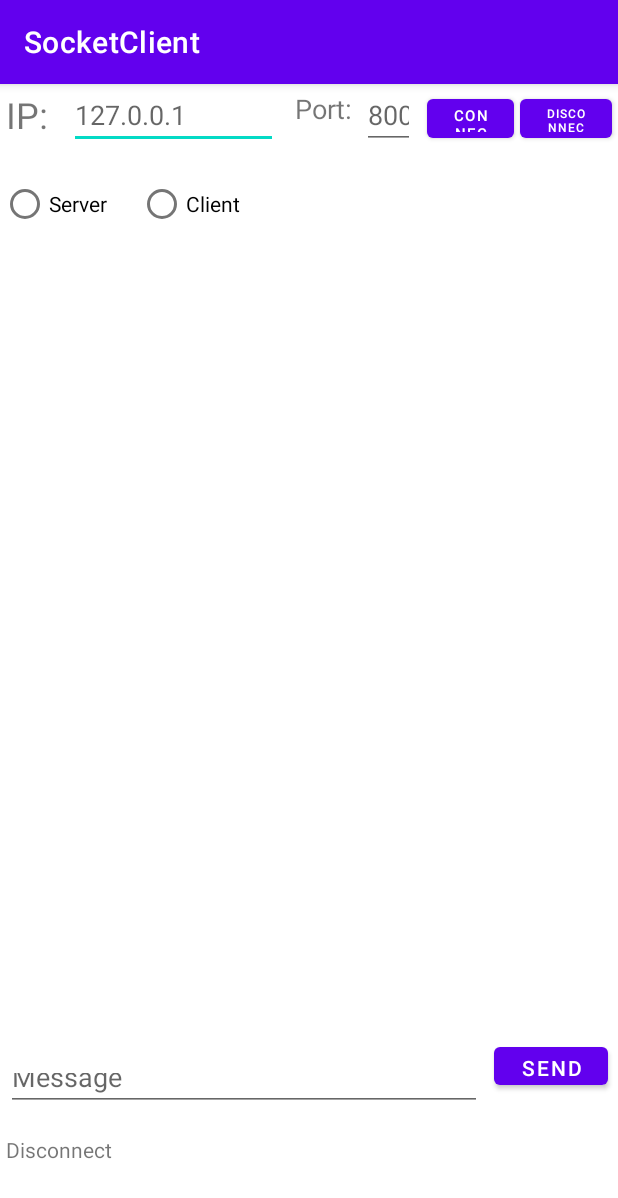
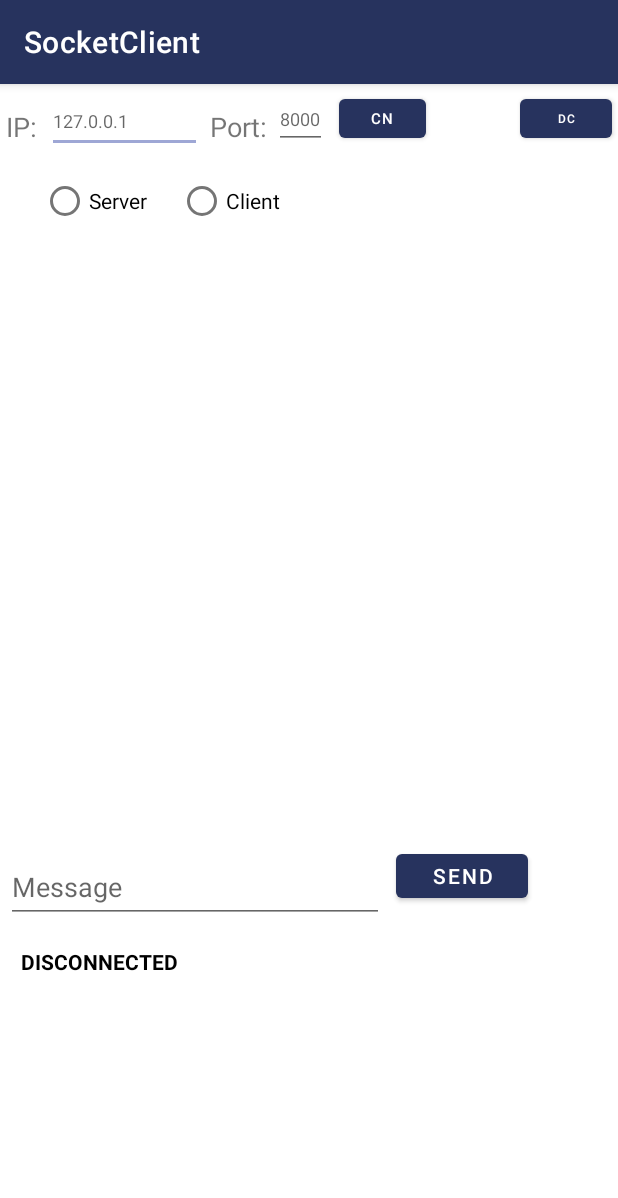
Before and after one commit to AFOEK/JavaSocketClient, an Android app: the screen it shows after launch (MainActivity), on a phone screen of 412 x 824 dp. Shown: the top 1198 px of the screen. Run offline under Robolectric (Android 15) with nearby library versions, the phone set to English and light mode, and no system bars.

```diff
--- a/app/src/main/java/com/example/socketclient/MainActivity.java
+++ b/app/src/main/java/com/example/socketclient/MainActivity.java
@@ -12,6 +12,8 @@ import android.os.Handler;
 import android.view.View;
 import android.widget.Button;
 import android.widget.EditText;
+import android.widget.RadioButton;
+import android.widget.RadioGroup;
 import android.widget.TextView;
 
 import java.io.DataInputStream;
@@ -23,9 +25,15 @@ import java.net.Socket;
 public class MainActivity extends AppCompatActivity {
 
     EditText txt_ip, txt_port, txt_msg;
-    TextView txt_history;
+    TextView txt_history, lbl_stat;
     Button butt_connect, butt_dc, butt_send;
-    String IPaddress = "", Port = "", Message = "", History = "";
+    RadioGroup rad_grup;
+    RadioButton rad_client, rad_server;
+    int Port;
+    String  IPaddress, Message, History;
+    ServerSocket svr;
+
+
     Handler handler = new Handler();
 
     @Override
@@ -33,20 +41,26 @@ public class MainActivity extends AppCompatActivity {
         super.onCreate(savedInstanceState);
         setContentView(R.layout.activity_main);
 
+        //EDIT TEXT
         txt_ip = (EditText) findViewById(R.id.txt_ip);
-        String IPaddress = txt_ip.getText().toString();
         txt_port = (EditText) findViewById(R.id.txt_port);
-        String Port = txt_port.getText().toString();
         txt_msg = (EditText) findViewById(R.id.txt_msg);
-        String Message = txt_msg.getText().toString();
         txt_history = (TextView) findViewById(R.id.txt_history);
-        String History = txt_history.getText().toString();
 
-        //oncreate for action
+        //BUTTONS
         butt_connect = (Button) findViewById(R.id.butt_connect);
         butt_dc = (Button) findViewById(R.id.butt_dc);
         butt_send = (Button) findViewById(R.id.butt_send);
 
+        //LABEL
+        lbl_stat = (TextView) findViewById(R.id.lbl_stat);
+
+        //RADIO GROUP & BTN
+        rad_grup = (RadioGroup)findViewById(R.id.rad_grup);
+        rad_server = (RadioButton) findViewById(R.id.rad_server);
+        rad_client = (RadioButton)findViewById(R.id.rad_client);
+
+        //CODE BTN
         butt_send.setOnClickListener(new View.OnClickListener() {
             @Override
             public void onClick(View view) {
@@ -60,16 +74,36 @@ public class MainActivity extends AppCompatActivity {
                 txt_msg.setText("");
                 txt_ip.setText("");
                 txt_port.setText("");
+
             }
         });
         butt_connect.setOnClickListener(new View.OnClickListener() {
             @Override
             public void onClick(View view) {
-                if (IPaddress != ""){
+                if (IPaddress != "") {
+                    //SERVER LINE 192-198
+                    Port = Integer.parseInt(txt_port.getText().toString());
+                    IPaddress = txt_ip.getText().toString();
+                    if (rad_server.isSelected()) {
+                        if (txt_port.getText().toString() == "") {
+                            Port = 8000;
+                        }
+                    }
+                }
+                    //svr = new Socket(Port);
+               //209-210
+                txt_msg.setText("");
+                txt_msg.setEnabled(false);
 
+                //213-215, 221, 264-265
+                butt_send.setEnabled(false);
+                butt_dc.setEnabled(false);
 
+                butt_connect.setEnabled(true);
 
-                }
+                lbl_stat.setText("Disconnected");
+                lbl_stat.setBackgroundColor(0xFFFF0000);
+
             }
         });
     }
--- a/app/src/main/res/layout/activity_main.xml
+++ b/app/src/main/res/layout/activity_main.xml
@@ -8,35 +8,36 @@
 
     <TextView
         android:id="@+id/textView"
-        android:layout_width="38dp"
-        android:layout_height="39dp"
+        android:layout_width="23dp"
+        android:layout_height="26dp"
         android:layout_marginStart="4dp"
-        android:layout_marginTop="4dp"
+        android:layout_marginTop="16dp"
         android:text="@string/lbl_ip"
-        android:textSize="24sp"
+        android:textSize="18sp"
         app:layout_constraintStart_toStartOf="parent"
         app:layout_constraintTop_toTopOf="parent" />
 
     <EditText
         android:id="@+id/txt_ip"
-        android:layout_width="139dp"
-        android:layout_height="39dp"
+        android:layout_width="103dp"
+        android:layout_height="42dp"
         android:layout_marginStart="4dp"
         android:layout_marginTop="4dp"
         android:ems="10"
         android:hint="@string/Hint_IP"
         android:inputType="textPersonName"
         android:text="@string/txt_ip"
-        android:textSize="18sp"
+        android:textSize="12sp"
         app:layout_constraintStart_toEndOf="@+id/textView"
-        app:layout_constraintTop_toTopOf="parent" />
+        app:layout_constraintTop_toTopOf="parent"
+        />
 
     <TextView
         android:id="@+id/textView2"
-        android:layout_width="44dp"
-        android:layout_height="39dp"
-        android:layout_marginStart="8dp"
-        android:layout_marginTop="4dp"
+        android:layout_width="40dp"
+        android:layout_height="24dp"
+        android:layout_marginStart="4dp"
+        android:layout_marginTop="16dp"
         android:text="@string/lbl_port"
         android:textAlignment="center"
         android:textSize="18sp"
@@ -53,6 +54,7 @@
         android:hint="@string/Hint_Port"
         android:inputType="textPersonName"
         android:text="@string/txt_port"
+        android:textSize="12sp"
         app:layout_constraintStart_toEndOf="@+id/textView2"
         app:layout_constraintTop_toTopOf="parent" />
 
@@ -80,23 +82,23 @@
 
     <TextView
         android:id="@+id/txt_history"
-        android:layout_width="400dp"
-        android:layout_height="500dp"
-        android:layout_marginTop="116dp"
+        android:layout_width="336dp"
+        android:layout_height="387dp"
+        android:layout_marginTop="100dp"
         android:ems="10"
         android:gravity="start|top"
         android:inputType="textMultiLine"
         android:text="@string/txtmulti_chat"
         android:textSize="12sp"
         app:layout_constraintEnd_toEndOf="parent"
-        app:layout_constraintHorizontal_bias="0.363"
+        app:layout_constraintHorizontal_bias="0.063"
         app:layout_constraintStart_toStartOf="parent"
         app:layout_constraintTop_toTopOf="parent" />
 
     <EditText
         android:id="@+id/txt_msg"
-        android:layout_width="317dp"
-        android:layout_height="35dp"
+        android:layout_width="252dp"
+        android:layout_height="47dp"
         android:layout_marginStart="4dp"
         android:layout_marginBottom="16dp"
         android:ems="10"
@@ -106,12 +108,12 @@
         app:layout_constraintBottom_toBottomOf="parent"
         app:layout_constraintStart_toStartOf="parent"
         app:layout_constraintTop_toBottomOf="@+id/txt_history"
-        app:layout_constraintVertical_bias="0.328" />
+        app:layout_constraintVertical_bias="0.115" />
 
     <Button
         android:id="@+id/butt_send"
-        android:layout_width="76dp"
-        android:layout_height="37dp"
+        android:layout_width="88dp"
+        android:layout_height="41dp"
         android:layout_marginStart="8dp"
         android:layout_marginTop="20dp"
         android:text="@string/Button_Send"
@@ -123,23 +125,25 @@
         android:layout_width="wrap_content"
         android:layout_height="wrap_content"
         android:layout_marginTop="16dp"
-        android:text="Disconnect"
+        android:text="DISCONNECTED"
+        android:textColor="@color/black"
+        android:textStyle="bold"
         app:layout_constraintBottom_toBottomOf="parent"
         app:layout_constraintEnd_toEndOf="parent"
-        app:layout_constraintHorizontal_bias="0.011"
+        app:layout_constraintHorizontal_bias="0.046"
         app:layout_constraintStart_toStartOf="parent"
         app:layout_constraintTop_toBottomOf="@+id/txt_msg"
         app:layout_constraintVertical_bias="0.0" />
 
     <RadioGroup
-        android:id="@+id/butt_grup"
-        android:layout_width="410dp"
-        android:layout_height="72dp"
+        android:id="@+id/rad_grup"
+        android:layout_width="336dp"
+        android:layout_height="56dp"
         android:layout_marginTop="75dp"
         android:orientation="horizontal"
         app:layout_constraintBottom_toTopOf="@+id/txt_history"
         app:layout_constraintEnd_toEndOf="parent"
-        app:layout_constraintHorizontal_bias="0.333"
+        app:layout_constraintHorizontal_bias="0.36"
         app:layout_constraintStart_toStartOf="parent"
         app:layout_constraintTop_toTopOf="@+id/textView2"
         app:layout_constraintVertical_bias="1.0">
--- a/app/src/main/res/values/colors.xml
+++ b/app/src/main/res/values/colors.xml
@@ -1,10 +1,10 @@
 <?xml version="1.0" encoding="utf-8"?>
 <resources>
-    <color name="purple_200">#FFBB86FC</color>
-    <color name="purple_500">#FF6200EE</color>
+    <color name="purple_200">#4E2D77</color>
+    <color name="purple_500">#27335E</color>
     <color name="purple_700">#FF3700B3</color>
-    <color name="teal_200">#FF03DAC5</color>
-    <color name="teal_700">#FF018786</color>
+    <color name="teal_200">#9EA7D5</color>
+    <color name="teal_700">#5A788F</color>
     <color name="black">#FF000000</color>
     <color name="white">#FFFFFFFF</color>
 </resources>
--- a/app/src/main/res/values/strings.xml
+++ b/app/src/main/res/values/strings.xml
@@ -6,8 +6,8 @@
     <string name="txt_port"></string>
     <string name="txtmulti_chat"></string>
     <string name="txt_msg"></string>
-    <string name="Button_Connect">Connect</string>
-    <string name="Button_Disconnected">Disconnect</string>
+    <string name="Button_Connect">CN</string>
+    <string name="Button_Disconnected">DC</string>
     <string name="Button_Send">Send</string>
     <string name="Hint_IP">127.0.0.1</string>
     <string name="Hint_Port">8000</string>
```
